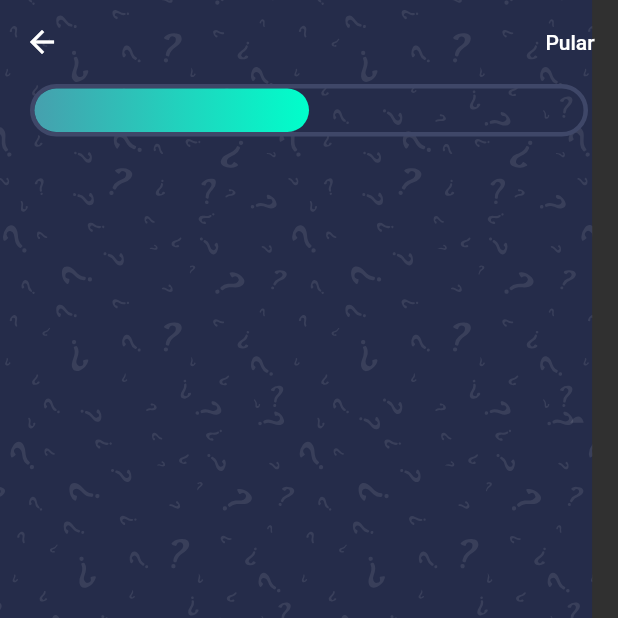
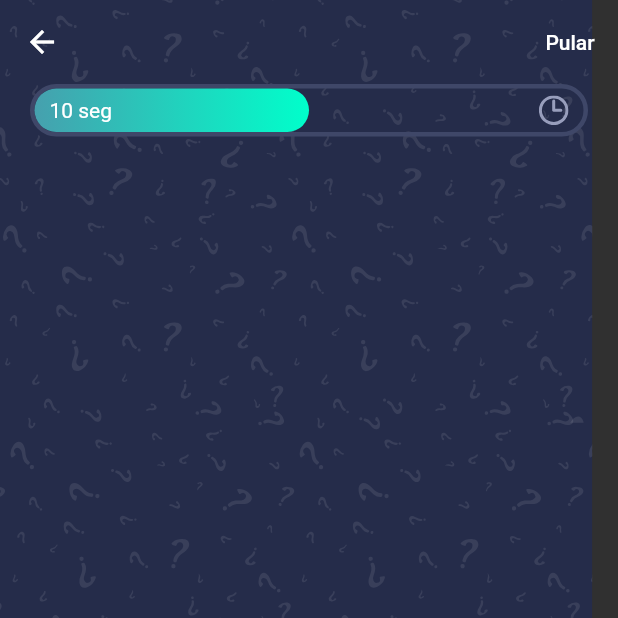
Before and after one commit to lucasoliveirasouza/quiz-app, a Flutter app: the QuizView screen opened directly, on a phone screen of 412 x 824 dp, the top half of it. Run offline on Flutter 3.47's test engine with Material 2 defaults, Android fonts, the phone set to English and light mode, and no system bars; our stand-ins replace get, websafe_svg.

Commit message:
Criando home

```diff
--- a/lib/view/home/componentes/body.dart
+++ b/lib/view/home/componentes/body.dart
@@ -35,6 +35,24 @@ class Body extends StatelessWidget {
                               borderRadius: BorderRadius.circular(50)),
                         ),
                       ),
+                      Positioned.fill(
+                        child: Padding(
+                          padding: const EdgeInsets.symmetric(
+                            horizontal: kDefaultPadding / 2,
+                          ),
+                          child: Row(
+                            mainAxisAlignment: MainAxisAlignment.spaceBetween,
+                            children: [
+                              Text(
+                                "10 seg",
+                              ),
+                              WebsafeSvg.asset(
+                                "assets/icons/clock.svg",
+                              )
+                            ],
+                          ),
+                        ),
+                      )
                     ],
                   ),
                 ),
```
